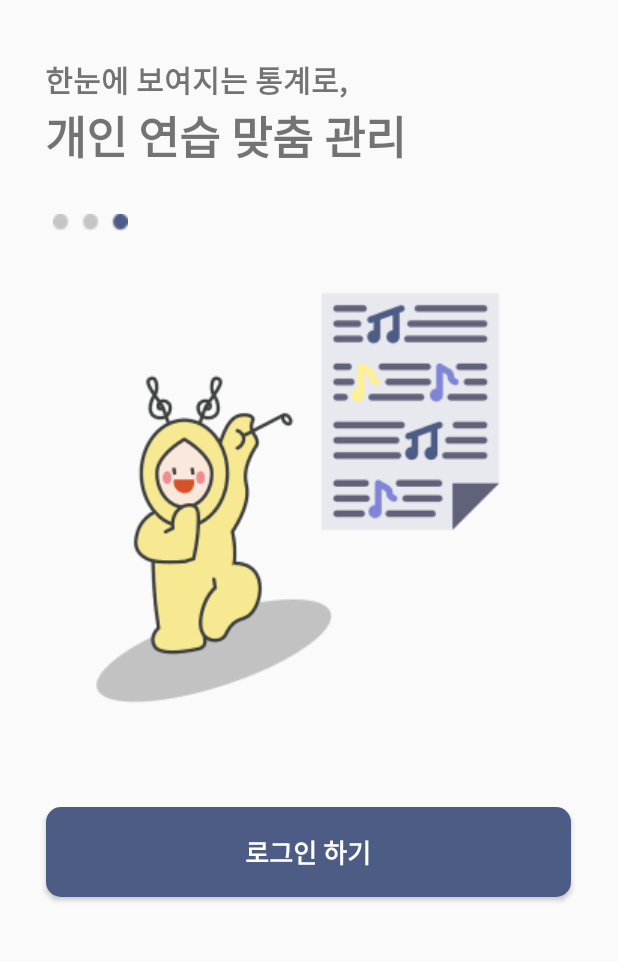
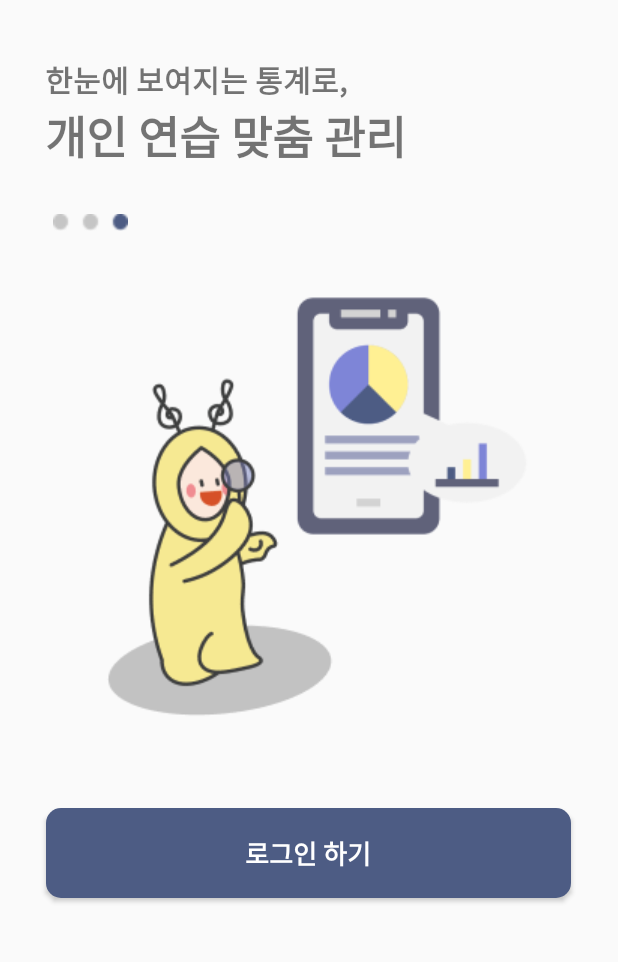
Before and after one commit to yoonsu417/LENTO, an Android app: the layout activity_onboard3.xml on its own in the app's theme, with its tools: preview values and no code run, on a phone screen of 412 x 824 dp, the part 116-1078 px from its top. Run offline under Robolectric (Android 15) with nearby library versions, the phone set to English and light mode, and no system bars.

Commit message:
온보딩 수정

```diff
--- a/app/src/main/res/layout/activity_onboard3.xml
+++ b/app/src/main/res/layout/activity_onboard3.xml
@@ -35,11 +35,11 @@
         android:layout_marginTop="10dp"
         android:src="@drawable/on3" />
     <ImageView
-        android:id="@+id/on11"
+        android:id="@+id/on33"
         android:layout_width="match_parent"
         android:layout_height="wrap_content"
         android:layout_marginTop="20dp"
-        android:src="@drawable/on11" />
+        android:src="@drawable/on33" />
 
     <Button
         android:id="@+id/NextBt"
```
Also changed, not shown: app/src/main/res/drawable/on33.png (added).
